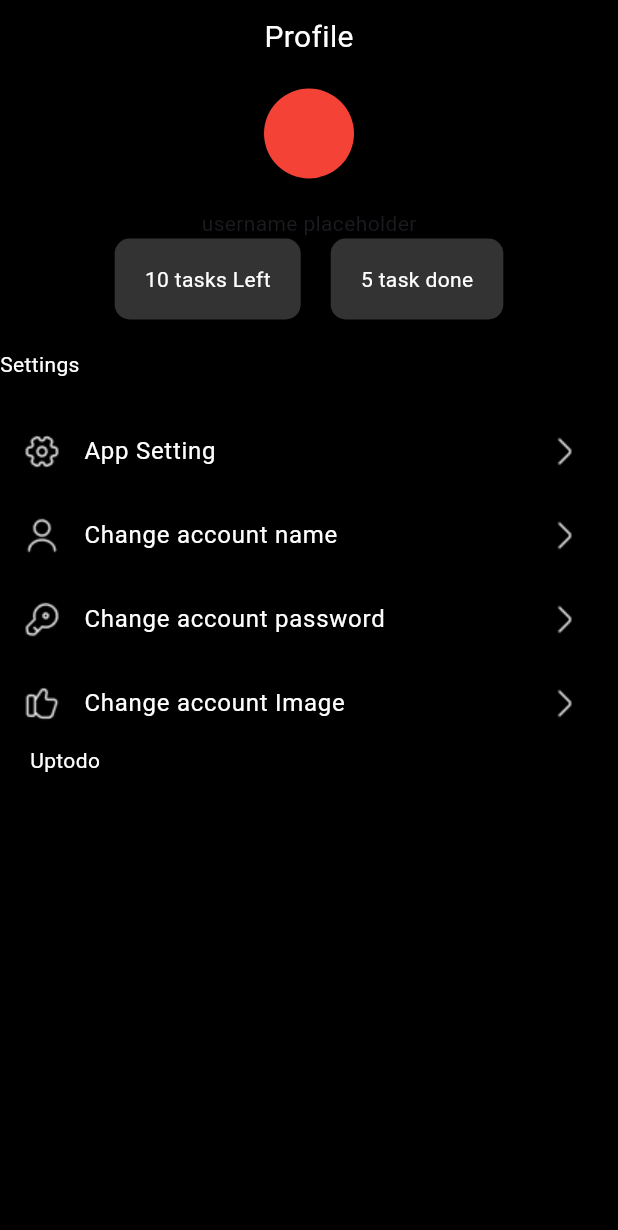
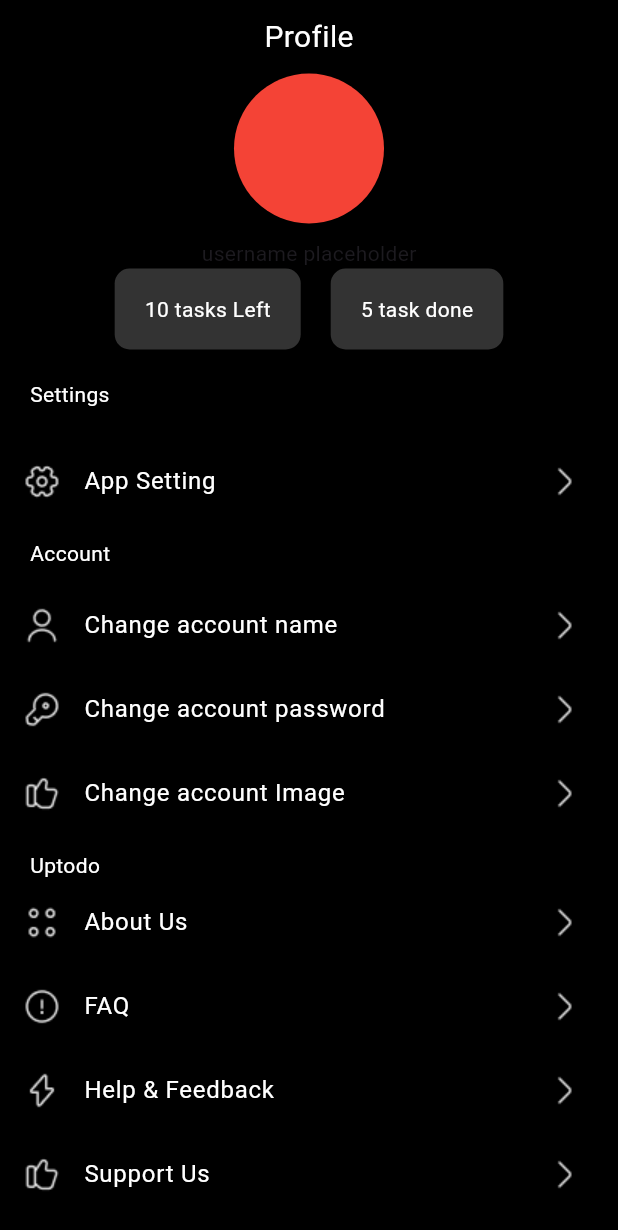
Before and after one commit to Osinmen/todolist, a Flutter app: the screen it shows after launch, on a phone screen of 412 x 824 dp. Shown: the top 1230 px of the screen. Run offline on Flutter 3.47's test engine with Material 3 defaults, Android fonts, the phone set to English and light mode, and no system bars; our stand-ins replace cloud_firestore, firebase_auth, firebase_core, image_picker, smooth_page_indicator; accounts and stored records are empty.

Commit message:
still coding like animal

```diff
--- a/lib/pages/user_profile/user_profile.dart
+++ b/lib/pages/user_profile/user_profile.dart
@@ -1,3 +1,4 @@
+import 'package:firebase_auth/firebase_auth.dart';
 import 'package:flutter/material.dart';
 import 'package:todolist/extensions/sized_box_extensions.dart';
 import 'package:todolist/gen/assets.gen.dart';
@@ -21,14 +22,15 @@ class _UserProfileState extends State<UserProfile> {
     return SafeArea(
       child: Scaffold(
         backgroundColor: AppColors.background,
-        body: Column(
+        body: SingleChildScrollView(
+          child: Column(
             crossAxisAlignment: CrossAxisAlignment.center,
             children: [
               10.height,
               Text("Profile", style: TextStyle(color: Colors.white, fontSize: 20),),
-            20.height,
-            CircleAvatar(backgroundColor: Colors.red, radius: 30),
-            20.height,
+              10.height,
+              CircleAvatar(backgroundColor: Colors.red, radius: 50),
+              10.height,
               Text("username placeholder"),
               Row(
                 mainAxisAlignment: MainAxisAlignment.center,
@@ -39,42 +41,62 @@ class _UserProfileState extends State<UserProfile> {
                 ],
               ),
               20.height,
-            Align(alignment: Alignment.centerLeft,
+              Padding(
+                padding: const EdgeInsets.only(left: 20),
+                child: Align(alignment: Alignment.centerLeft,
                   child: Text("Settings", style: TextStyle(color: Colors.white))),
+              ),
               20.height,
               CustomListTile(
-              islogout: false,
+                onTap: () {
+                  //todo implement functionality
+                },
                 title: "App Setting",
                 leading: Assets.icons.setting2.path,
-              routeDestination: Signupscreen(),
+
+              ),
+               Padding(
+                padding: const EdgeInsets.only(left: 20, top: 10, bottom: 10),
+                child: Align(alignment: Alignment.centerLeft,
+                  child: Text("Account", style: TextStyle(color: Colors.white))),
               ),
 
               CustomListTile(
                 title: "Change account name",
                 leading: Assets.icons.user.path,
-              routeDestination: TaskPage(),
-              islogout: true,
+               onTap: () {},
+
               ),
 
               CustomListTile(
+                onTap: () {},
                 title: "Change account password",
                 leading: Assets.icons.key.path,
-              routeDestination: TaskPage(),
-              islogout: true,
+
               ),
                  CustomListTile(
                 title: "Change account Image",
                 leading: Assets.icons.like.path,
-              routeDestination: TaskPage(),
-              islogout: true,
+              onTap: () {},
               ),
+              10.height,
               Padding(
                 padding: const EdgeInsets.only(left: 20),
                 child: Align(
                   alignment: Alignment.centerLeft,
                   child: Text("Uptodo", style: TextStyle(color: Colors.white))),
               ),
+              CustomListTile(title: "About Us", leading: Assets.icons.menu.path, onTap: () {},),
+              CustomListTile(title: "FAQ", leading: Assets.icons.infoCircle.path,  onTap: () {}),
+              CustomListTile(title: "Help & Feedback", leading: Assets.icons.flash.path,  onTap: () {}),
+              CustomListTile(title: "Support Us", leading: Assets.icons.like.path,  onTap: () {
+
+              }),
+              CustomListTile(title: "Log out", leading: Assets.icons.logout.path,  onTap: () async{
+               await FirebaseAuth.instance.signOut();
+              }, showTrailing: false,)
             ],
+          ),
         ),
       ),
     );
--- a/lib/widgets/user_profile_widgets/custom_list_tile.dart
+++ b/lib/widgets/user_profile_widgets/custom_list_tile.dart
@@ -1,36 +1,22 @@
-import 'package:firebase_auth/firebase_auth.dart';
-import 'package:firebase_core/firebase_core.dart';
 import 'package:flutter/material.dart';
 import 'package:todolist/gen/assets.gen.dart';
 
+class CustomListTile extends StatelessWidget {
+  final String title;
+  final String leading;
+  final bool showTrailing;
+  final VoidCallback onTap;
+  const CustomListTile({super.key, required this.title, required this.leading, this.showTrailing = true, required this.onTap});
 
-class CustomListTile extends StatelessWidget {
-  final String? title;
-  final String? leading;
- final  Widget routeDestination;
- bool islogout = false;
-
-  CustomListTile({super.key, required this.title, required this.leading, required this.routeDestination,  this.islogout = false});
 
   @override
   Widget build(BuildContext context) {
     return GestureDetector(
-      onTap: () {
-        if(islogout){
-          () async {
-            await FirebaseAuth.instance.signOut();
-          } ;
-        } else if(routeDestination != null) {
-          Navigator.push(context, MaterialPageRoute(builder: (context) {
-            return routeDestination;
-          }));
-        }
-      },
       child: ListTile(
-        title: Text("$title", style: TextStyle(color: Colors.white),),
-        leading: Image.asset(leading.toString()),
-        trailing: Assets.icons.arrowLeft.image(),
-      ),
+          leading: Image.asset(leading),
+          trailing: showTrailing ? Assets.icons.arrowLeft.image() : null,
+          title: Text(title.toString(), style: TextStyle(color:showTrailing ? Colors.white : Colors.red),),
+          ),
     );
   }
 }
```
Also changed, not shown: lib/custom_classes/change_account_name/account_change_textfield.dart (added, +29 -0 lines), lib/custom_classes/change_account_name/changeAccountName.dart (added). Lines whose indentation alone changed are shown as unchanged.
